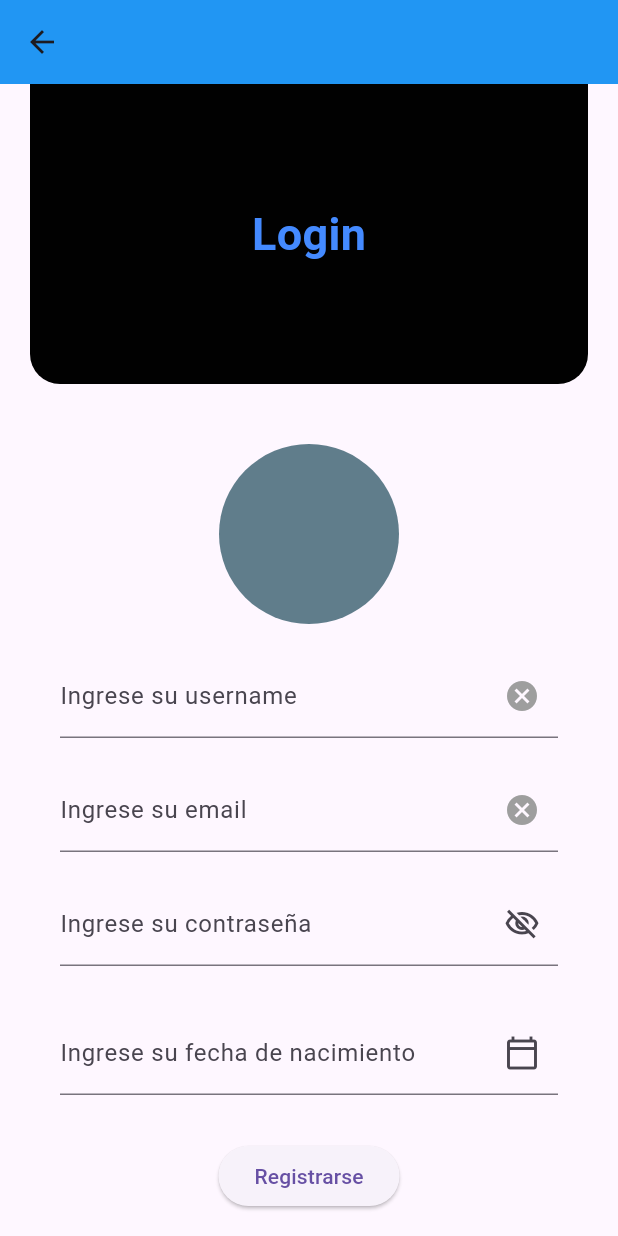
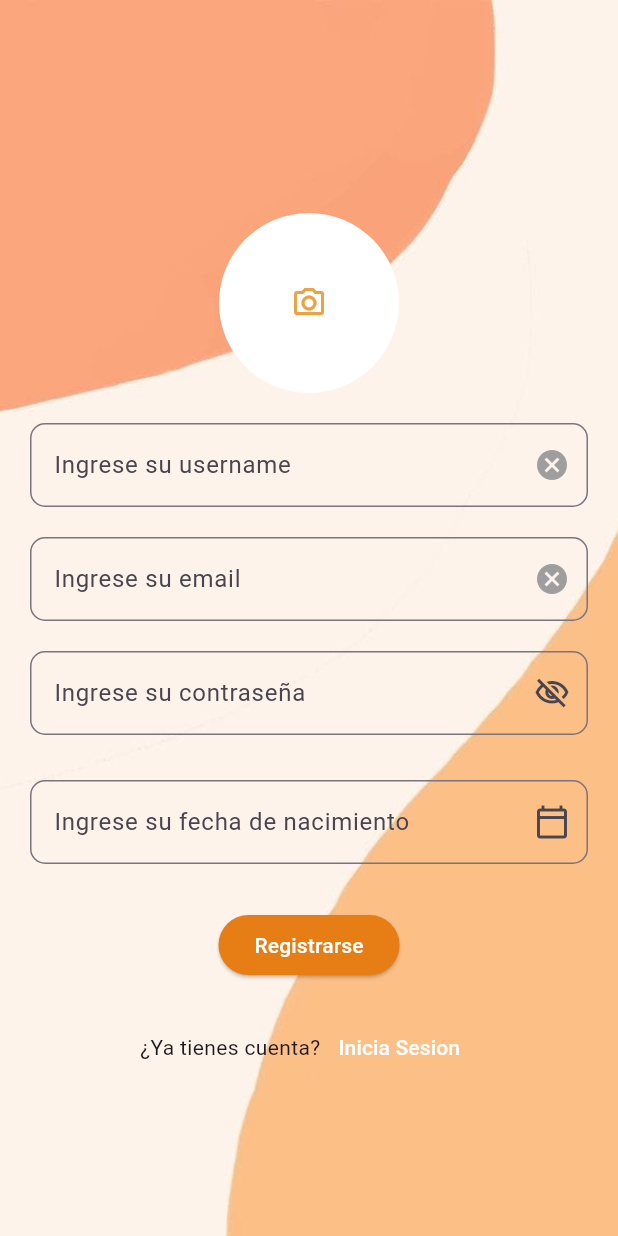
Before and after one commit to GabrielGLuna/AplicacionMovil, a Flutter app: the screen it shows after launch, after a tap on "Iniciar sesión", after a tap on "Registrate", on a phone screen of 412 x 824 dp. Run offline on Flutter 3.47's test engine with Material 3 defaults, Android fonts, the phone set to English and light mode, and no system bars; our stand-ins replace cloud_firestore, firebase_auth, firebase_core, firebase_database, firebase_messaging, firebase_storage and 3 more; accounts and stored records are empty.

Commit message:
Esta listo

```diff
--- a/lib/screens/login/login/login_page.dart
+++ b/lib/screens/login/login/login_page.dart
@@ -4,6 +4,7 @@ import 'package:multigeo/provider/login_provider.dart';
 import 'package:multigeo/screens/dispositivos.dart';
 import 'package:multigeo/screens/login/registration/register_page.dart';
 import 'package:multigeo/services/local_storage.dart';
+import 'package:multigeo/theme/app_theme.dart';
 import 'package:multigeo/utils/showsnackbar.dart';
 import 'package:provider/provider.dart';
 import '../../../services/push_notification.dart';
@@ -116,24 +117,18 @@ void onformLogin(String usernameOrEmail, String password, context) async {
   @override
   Widget build(BuildContext context) {
     return Scaffold(
-      body: Column(
-        children: [
-          Container(
-            height: 200,
+      body: Center(
+        child: Container(
           decoration: const BoxDecoration(
-              color: Color.fromARGB(255, 1, 1, 1),
-              borderRadius: BorderRadius.only(
-                bottomLeft: Radius.circular(20),
-                bottomRight: Radius.circular(20),
+            image: DecorationImage(
+              image: AssetImage('assets/bg-app.jpg'),
+              fit: BoxFit.cover,
             ),
           ),
-            child: const Center(
-              child: Text(
-                'Login',
-                style: TextStyle(color: Colors.blueAccent, fontSize: 30, fontWeight: FontWeight.bold),
-              ),
-            ),
-          ),
+          child: Column(
+            mainAxisAlignment: MainAxisAlignment.center,
+            children: [
+              const Text('Inicio de Sesion', style: TextStyle(fontSize: 25),),
               const SizedBox(height: 20),
               SingleChildScrollView(
                 child: Padding(
@@ -147,11 +142,15 @@ void onformLogin(String usernameOrEmail, String password, context) async {
                           decoration: InputDecoration(
                             hintText: "user@example.com",
                             labelText: "Ingrese su correo o email",
+                            border: OutlineInputBorder(
+                              borderRadius: BorderRadius.circular(10.0),
+
+                            ),
                             suffixIcon: IconButton(
                               onPressed: () {
                                 _emailOrEmailController.clear();
                               },
-                          icon: const Icon(Icons.cancel, color: Colors.grey),
+                              icon: const Icon(Icons.cancel, color: AppTheme.color2),
                             ),
                           ),
                           controller: _emailOrEmailController,
@@ -166,14 +165,18 @@ void onformLogin(String usernameOrEmail, String password, context) async {
                             return null;
                           },
                         ),
-                    const SizedBox(height: 20),
+                        const SizedBox(height: 40),
                         TextFormField(
                           decoration: InputDecoration(
                             hintText: "******",
                             labelText: "Ingrese su contraseña",
+                            border: OutlineInputBorder(
+                              borderRadius: BorderRadius.circular(10.0),
+                            ),
                             suffixIcon: IconButton(
                               icon: Icon(
                                 _isObscure ? Icons.visibility_off_outlined : Icons.visibility_outlined,
+                                color: AppTheme.color2,
                               ),
                               onPressed: () {
                                 setState(() {
@@ -181,6 +184,7 @@ void onformLogin(String usernameOrEmail, String password, context) async {
                                 });
                               },
                             ),
+
                           ),
                           controller: _passwordController,
                           keyboardType: TextInputType.visiblePassword,
@@ -192,7 +196,10 @@ void onformLogin(String usernameOrEmail, String password, context) async {
                             ? const CircularProgressIndicator(
                                 valueColor: AlwaysStoppedAnimation<Color>(Colors.blueAccent),
                               )
-                        : ElevatedButton(
+                            :  ElevatedButton(
+                              style: ButtonStyle(
+                                backgroundColor: MaterialStateProperty.all<Color>(AppTheme.boton1)
+                              ),
                                 onPressed: () {
                                   onformLogin(
                                     _emailOrEmailController.text,
@@ -200,7 +207,7 @@ void onformLogin(String usernameOrEmail, String password, context) async {
                                     context,
                                   );
                                 },
-                            child: const Text('Iniciar sesión'),
+                                child: const Text('Iniciar sesión', style: TextStyle(color: Colors.white),),
                               ),
                         const SizedBox(height: 20),
                         Row(
@@ -216,7 +223,7 @@ void onformLogin(String usernameOrEmail, String password, context) async {
                                   ),
                                 );
                               },
-                          child: const Text("Registrate"),
+                              child: const Text("Registrate", style: TextStyle(color: AppTheme.boton1),),
                             )
                           ],
                         )
@@ -227,6 +234,8 @@ void onformLogin(String usernameOrEmail, String password, context) async {
               ),
             ],
           ),
+        ),
+      ),
     );
   }
 }
--- a/lib/screens/login/registration/register_page.dart
+++ b/lib/screens/login/registration/register_page.dart
@@ -3,6 +3,7 @@ import 'package:firebase_auth/firebase_auth.dart';
 import 'package:multigeo/screens/dispositivos.dart';
 import 'package:multigeo/screens/login/login/login_page.dart';
 import 'package:multigeo/services/push_notification.dart';
+import 'package:multigeo/theme/app_theme.dart';
 import 'package:provider/provider.dart';
 import 'package:multigeo/provider/dispositivo.dart';
 import 'package:intl/intl.dart';
@@ -155,28 +156,20 @@ class _RegisterPageState extends State<RegisterPage> {
   @override
   Widget build(BuildContext context) {
     return Scaffold(
-      appBar: AppBar(
-        backgroundColor: Colors.blue,
-        centerTitle:true ,
-        title: const Text('Register', style: TextStyle(color: Colors.blue),)),
-      body:  Padding(
-        padding: const EdgeInsets.symmetric(horizontal: 20),
+
+      body: Container(
+        decoration: const BoxDecoration(
+            image: DecorationImage(
+              image: AssetImage('assets/bg-reg.jpg'),
+              fit: BoxFit.cover,
+            ),
+          ),
+        child: Center(
+
               child: SingleChildScrollView(
                    child: Column(
                     children: [
-              Container(
-                height: 200,
-                decoration: const BoxDecoration(
-                    color: Color.fromARGB(255, 1, 1, 1),
-                    borderRadius: BorderRadius.only(
-                      bottomLeft: Radius.circular(20),
-                      bottomRight: Radius.circular(20),
-                    )
-                ),
-                child: const Center(
-                  child: Text('Login', style: TextStyle(color:  Colors.blueAccent, fontSize: 30, fontWeight: FontWeight.bold),),
-                ),
-              ),
+
                       const SizedBox(height: 20),
                       SingleChildScrollView(
                         child: Padding(
@@ -193,12 +186,14 @@ class _RegisterPageState extends State<RegisterPage> {
                                     child:
                                     CircleAvatar(
                                       radius: 60,
-                              backgroundColor: Colors.blueGrey,
+                                      backgroundColor: Colors.white,
                                       child: image != null
                                           ? CircleAvatar(
                                         radius: 60,
                                         backgroundImage: FileImage(image!),
-                              ): Container(),
+                                      ): Container(
+                                        child: const Icon(Icons.camera_alt_outlined, color: AppTheme.color1,),
+                                      ),
                                     )),
                                   const SizedBox(height: 20),
 
@@ -206,6 +201,10 @@ class _RegisterPageState extends State<RegisterPage> {
                                     decoration: InputDecoration(
                                       hintText: "Nombre de Usuario",
                                       labelText: "Ingrese su username",
+                                      border: OutlineInputBorder(
+                                  borderRadius: BorderRadius.circular(10.0),
+
+                                ),
                                       suffixIcon: IconButton(onPressed: () {
                                         // Lógica para borrar el contenido del campo de correo
                                         _usernameControler.clear();
@@ -228,6 +227,10 @@ class _RegisterPageState extends State<RegisterPage> {
                                     decoration: InputDecoration(
                                       hintText: "user@example.com",
                                       labelText: "Ingrese su email",
+                                      border: OutlineInputBorder(
+                                  borderRadius: BorderRadius.circular(10.0),
+
+                                ),
                                       suffixIcon: IconButton(onPressed: () {
                                         // Lógica para borrar el contenido del campo de correo
                                         _emailController.clear();
@@ -253,6 +256,10 @@ class _RegisterPageState extends State<RegisterPage> {
                                     decoration: InputDecoration(
                                         hintText: "******",
                                         labelText: "Ingrese su contraseña",
+                                        border: OutlineInputBorder(
+                                  borderRadius: BorderRadius.circular(10.0),
+
+                                ),
                                         suffixIcon: IconButton(
                                             icon:  Icon(
                                               _isObscure
@@ -283,8 +290,11 @@ class _RegisterPageState extends State<RegisterPage> {
                                     ),
                                   )
                                       : ElevatedButton(
+                                    style: ButtonStyle(
+                                      backgroundColor: MaterialStateProperty.all<Color>(AppTheme.color3)
+                                    ),
                                     onPressed: () => submitRegister(),
-                            child: const Text('Registrarse'),
+                                    child: const Text('Registrarse', style: TextStyle(color: Colors.white),),
                                   ),
                                   const SizedBox(height: 20),
                                   Row(
@@ -293,9 +303,14 @@ class _RegisterPageState extends State<RegisterPage> {
                                       const Text("¿Ya tienes cuenta?"),
                                       TextButton(
                                           onPressed: (){
-                                    Navigator.pushNamed(context, "/loginr");
+                                             Navigator.push(
+                                  context,
+                                  MaterialPageRoute(
+                                    builder: (context) => const LoginPage(),
+                                  ),
+                                );
                                           },
-                                  child: const Text("Inicia Sesion"))
+                                          child: const Text("Inicia Sesion", style: TextStyle(color: Colors.white),))
                                     ],
                                   )
                                 ],
@@ -306,15 +321,23 @@ class _RegisterPageState extends State<RegisterPage> {
                     ],
                   ),
                 ),
-      ));
+            ),
+      ),
+
+
+      );
   }
 
   Widget getBirth(BuildContext context){
     return TextFormField(
-      decoration: const InputDecoration(
+      decoration:  InputDecoration(
           hintText: "dd/mm/yyy",
           labelText: "Ingrese su fecha de nacimiento",
-          suffixIcon: Icon(Icons.calendar_today_outlined)
+          suffixIcon: const Icon(Icons.calendar_today_outlined),
+          border: OutlineInputBorder(
+                              borderRadius: BorderRadius.circular(10.0),
+
+                            ),
       ),
       controller: _birthControler,
       validator: dateValidator,
@@ -335,6 +358,7 @@ class _RegisterPageState extends State<RegisterPage> {
                         onSurface: Colors.black12
                     ),
                     dialogBackgroundColor: Colors.indigo,
+
                     textButtonTheme: TextButtonThemeData(
                         style: ButtonStyle(
                             foregroundColor: MaterialStateProperty.all(Colors.black38)
--- a/lib/theme/app_theme.dart
+++ b/lib/theme/app_theme.dart
@@ -2,14 +2,21 @@ import 'package:flutter/material.dart';
 
 class AppTheme{
   //declaracion de color
-  static const mainColor = Color.fromARGB(255, 148, 202, 252);
+  static const mainColor = Color.fromARGB(255, 35, 137, 233);
   static const backColor = Color.fromARGB(255, 242, 243, 245);
   static const boton1 = Color.fromARGB(255, 88, 62, 235);
-  static const boton2 = Color.fromARGB(255, 223, 88, 26);
-  static const boton3 = Color.fromARGB(255, 26, 184, 223);
+  static const boton2 = Color.fromARGB(255, 233, 90, 24);
+  static const boton3 = Color.fromARGB(255, 13, 248, 103);
+  static const boton4 = Color.fromARGB(255, 248, 13, 13);
 
+
+  static const color1 = Color.fromARGB(255, 235, 162, 66);
+  static const color2 = Color.fromARGB(255, 121, 118, 115);
+  static const color3 = Color.fromARGB(255, 230, 125, 21);
 
   static final ThemeData lightTheme =  ThemeData.light().copyWith(
     scaffoldBackgroundColor: backColor,);
 
+
+
 }
--- a/pubspec.yaml
+++ b/pubspec.yaml
@@ -61,11 +61,16 @@ dev_dependencies:
   flutter_test:
     sdk: flutter
 
+
+
 # For information on the generic Dart part of this file, see the
 # following page: https://dart.dev/tools/pub/pubspec
 # The following section is specific to Flutter packages.
 flutter:
 
+  assets:
+    - assets/bg-app.jpg
+    - assets/bg-reg.jpg
   # The following line ensures that the Material Icons font is
   # included with your application, so that you can use the icons in
   # the material Icons class.
```
Also changed, not shown: assets/bg-app.jpg (added), assets/bg-reg.jpg (added). Lines whose indentation alone changed are shown as unchanged.
